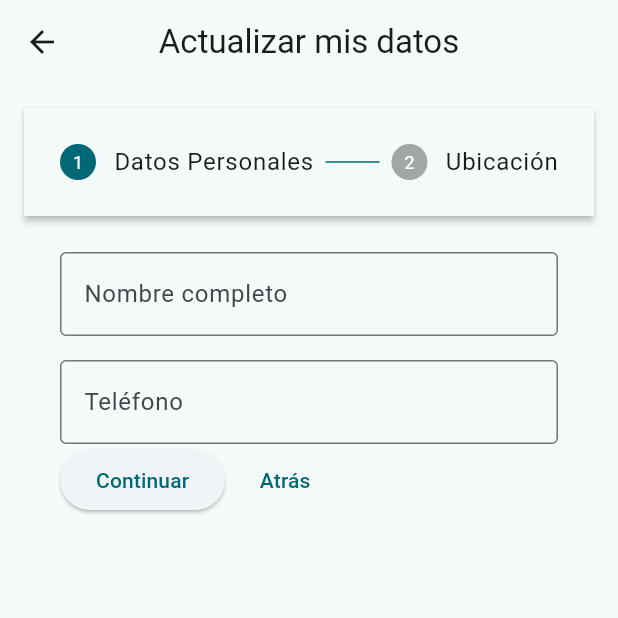
After one commit to DavidLozadavt/schoolAcademicMovil, a Flutter app: the UpdateStudentDataPage screen opened by its route, after a tap on "Continuar", after a tap on "Atrás", on a phone screen of 412 x 824 dp, the top half of it. The commit adds this screen. Run offline on Flutter 3.47's test engine with Material 3 defaults, Android fonts, the phone set to English and light mode, and no system bars; our stand-ins replace connectivity_plus, dio, dropdown_button2, file_picker, firebase_core, firebase_messaging and 8 more; missing offline and left inert: flutter_media_downloader, flutter_pdfview, popup_banner, pusher_channels_flutter, syncfusion_flutter_pdfviewer; accounts and stored records are empty; network calls fail; project files that could hold a hidden picture were left out.

Commit message:
add: update data person

```diff
--- a/lib/main.dart
+++ b/lib/main.dart
@@ -11,6 +11,7 @@ import 'package:vtschool/src/screens/activities_teacher/assigned_activities_teac
 import 'package:vtschool/src/screens/activities_teacher/create_new_activity_screen.dart';
 import 'package:vtschool/src/screens/activities_teacher/rate_questionnaire_screen.dart';
 import 'package:vtschool/src/screens/chat/chat_screen.dart';
+import 'package:vtschool/src/screens/home/UpdateData/update_data_user_screen.dart';
 import 'package:vtschool/src/screens/home/home_admin/home_admin.dart';
 import 'package:vtschool/src/screens/home/home_student/home_student.dart';
 import 'package:vtschool/src/screens/notification/notification_screen.dart';
@@ -92,6 +93,7 @@ class _MyAppState extends State<MyApp> {
         GetPage(name: '/assigned_activities', page: () => AssignedActivitiesTeacherScreen()),
         GetPage(name: '/rate_activities', page: () => const RateQuestionnaireScreen()),
         GetPage(name: '/posts', page: () => PostsScreen()),
+        GetPage(name: '/complete_student_data', page: () => UpdateStudentDataPage()),
 
 
 
--- a/lib/src/screens/auth/login_controller.dart
+++ b/lib/src/screens/auth/login_controller.dart
@@ -44,44 +44,50 @@ class LoginController extends GetxController {
       );
       return;
     }
+
     final UserData responseApiLogin = await authProvider.login(
         emailController.text, passwordController.text, tokenDevice);
-      (responseApiLogin);
-      (responseApiLogin.payload.roles[0]);
-      if (responseApiLogin.payload.roles[0] == 'ADMIN') {
+
+    String rolUsuario = responseApiLogin.payload.roles[0];
+    if (rolUsuario == 'ADMIN') {
       Get.snackbar(
         '¡Hola!',
         '¡Estamos trabajando para mejorar, pronto tendremos acceso para el administrador!',
       );
       //goToHomePageAdmin();
-      } else if (responseApiLogin.payload.roles[0] == 'ESTUDIANTE') {
+    } else if (rolUsuario == 'ESTUDIANTE') {
       await pref.setString('token', responseApiLogin.accessToken);
       await pref.setString('email', emailController.text);
-        await pref.setString('rolUser', responseApiLogin.payload.roles[0]);
+      await pref.setString('rolUser', rolUsuario);
       await pref.setString('idUser', responseApiLogin.user.id.toString());
       await pref.setInt('tokenExpiresIn', responseApiLogin.expiresIn);
-        // await pref.setString(
-        //     'urlLogoCompany', responseApiLogin.payload.company.rutaLogoUrl);
       Future.delayed(const Duration(seconds: 1), () {
         goToHomePageStudent();
         Get.snackbar('¡Hola!', 'Un gusto tenerte de nuevo');
       });
-      } else if (responseApiLogin.payload.roles[0] == 'DOCENTE') {
+    } else if (rolUsuario == 'DOCENTE') {
       await pref.setString('token', responseApiLogin.accessToken);
       await pref.setString('email', emailController.text);
-        await pref.setString('rolUser', responseApiLogin.payload.roles[0]);
+      await pref.setString('rolUser', rolUsuario);
       await pref.setString('idUser', responseApiLogin.user.id.toString());
       await pref.setInt('tokenExpiresIn', responseApiLogin.expiresIn);
       await pref.setString('idContrato',
           responseApiLogin.user.persona.contrato!.id.toString());
-        // Get.snackbar(
-        //   '¡Hola!',
-        //   '¡Estamos trabajando para mejorar, pronto tendremos acceso para el docente!',
-        // );
       Future.delayed(const Duration(seconds: 1), () {
         goToHomePageTeacher();
         Get.snackbar('¡Hola!', 'Un gusto tenerte de nuevo');
       });
+    } else if (rolUsuario == 'ESTUDIANTEUP') {
+      // Guardar token y otros datos si es necesario
+      await pref.setString('token', responseApiLogin.accessToken);
+      await pref.setString('email', emailController.text);
+      await pref.setString('rolUser', rolUsuario);
+      await pref.setString('idUser', responseApiLogin.user.id.toString());
+      await pref.setInt('tokenExpiresIn', responseApiLogin.expiresIn);
+
+      // Redirigir a la página para completar los datos
+      Get.offAllNamed('/complete_student_data');
+      Get.snackbar('¡Bienvenido!', 'Por favor, completa tus datos.');
     }
   } on Failure catch (e) {
     Get.snackbar(
--- /dev/null
+++ b/lib/src/screens/home/UpdateData/update_data_controller.dart
@@ -0,0 +1,63 @@
+import 'package:flutter/material.dart';
+import 'package:get/get.dart';
+import 'package:vtschool/src/providers/auth_provider.dart';
+
+class UpdateStudentDataController extends GetxController {
+  TextEditingController nameController = TextEditingController();
+  TextEditingController phoneController = TextEditingController();
+  TextEditingController addressController = TextEditingController();
+  final AuthProvider authProvider = AuthProvider();
+  var userProfile = {}.obs;
+
+  var isLoading = false.obs;
+  var currentStep = 0.obs;
+
+  @override
+  void onInit() {
+    super.onInit();
+    fetchEvents();
+  }
+
+  Future<void> fetchEvents() async {
+    try {
+      isLoading(true);
+      final userData = await authProvider.getProfile();
+      userProfile(userData);
+
+      nameController.text = userProfile['persona']['nombre1'] + ' ' +
+      userProfile['persona']['apellido1'];
+      phoneController.text = userProfile['persona']['celular'] ?? '';
+
+    } finally {
+      isLoading(false);
+    }
+  }
+
+  void saveStudentData() async {
+    isLoading.value = true;
+
+    await Future.delayed(const Duration(seconds: 2));
+
+    isLoading.value = false;
+
+    Get.snackbar(
+        '¡Datos guardados!', 'Tus datos se han actualizado correctamente');
+    Get.offAllNamed('/home_student');
+  }
+
+  // Avanzar al siguiente paso
+  void nextStep() {
+    if (currentStep.value < 1) {
+      currentStep.value += 1;
+    } else {
+      saveStudentData();  // Guardar datos cuando se finalizan todos los pasos
+    }
+  }
+
+  // Volver al paso anterior
+  void previousStep() {
+    if (currentStep.value > 0) {
+      currentStep.value -= 1;
+    }
+  }
+}
--- /dev/null
+++ b/lib/src/screens/home/UpdateData/update_data_user_screen.dart
@@ -0,0 +1,103 @@
+import 'package:flutter/material.dart';
+import 'package:get/get.dart';
+import 'package:vtschool/src/screens/home/UpdateData/update_data_controller.dart';
+
+class UpdateStudentDataPage extends StatelessWidget {
+  final UpdateStudentDataController controller = Get.put(UpdateStudentDataController());
+
+  @override
+  Widget build(BuildContext context) {
+    return Scaffold(
+      appBar: AppBar(
+        title: const Text('Actualizar mis datos'),
+        centerTitle: true,
+      ),
+      body: Padding(
+        padding: const EdgeInsets.all(16.0),
+        child: Obx(() {
+          if (controller.isLoading.value) {
+            return const Center(
+              child: CircularProgressIndicator(),
+            );
+          } else {
+            return Column(
+              children: [
+                Expanded(
+                  child: Stepper(
+                    type: StepperType.horizontal,  // Aquí se especifica que el Stepper es horizontal
+                    currentStep: controller.currentStep.value,
+                    onStepTapped: (step) => controller.currentStep.value = step,
+                    onStepContinue: controller.nextStep,
+                    onStepCancel: controller.previousStep,
+                    steps: [
+                      Step(
+                        title: const Text('Datos Personales'),
+                        content: Column(
+                          children: [
+                            TextField(
+                              controller: controller.nameController,
+                              decoration: const InputDecoration(
+                                labelText: 'Nombre completo',
+                                border: OutlineInputBorder(),
+                              ),
+                            ),
+                            const SizedBox(height: 16),
+                            TextField(
+                              controller: controller.phoneController,
+                              decoration: const InputDecoration(
+                                labelText: 'Teléfono',
+                                border: OutlineInputBorder(),
+                              ),
+                              keyboardType: TextInputType.phone,
+                            ),
+                          ],
+                        ),
+                        isActive: controller.currentStep.value >= 0,
+                        state: controller.currentStep.value > 0
+                            ? StepState.complete
+                            : StepState.indexed,
+                      ),
+                      Step(
+                        title: const Text('Ubicación'),
+                        content: Column(
+                          children: [
+                            TextField(
+                              controller: controller.addressController,
+                              decoration: const InputDecoration(
+                                labelText: 'Dirección',
+                                border: OutlineInputBorder(),
+                              ),
+                            ),
+                          ],
+                        ),
+                        isActive: controller.currentStep.value >= 1,
+                        state: controller.currentStep.value > 1
+                            ? StepState.complete
+                            : StepState.indexed,
+                      ),
+                    ],
+                    controlsBuilder: (BuildContext context, ControlsDetails details) {
+                      return Row(
+                        children: [
+                          ElevatedButton(
+                            onPressed: details.onStepContinue,
+                            child: const Text('Continuar'),
+                          ),
+                          const SizedBox(width: 8),
+                          TextButton(
+                            onPressed: details.onStepCancel,
+                            child: const Text('Atrás'),
+                          ),
+                        ],
+                      );
+                    },
+                  ),
+                ),
+              ],
+            );
+          }
+        }),
+      ),
+    );
+  }
+}
```
Lines whose indentation alone changed are shown as unchanged.
